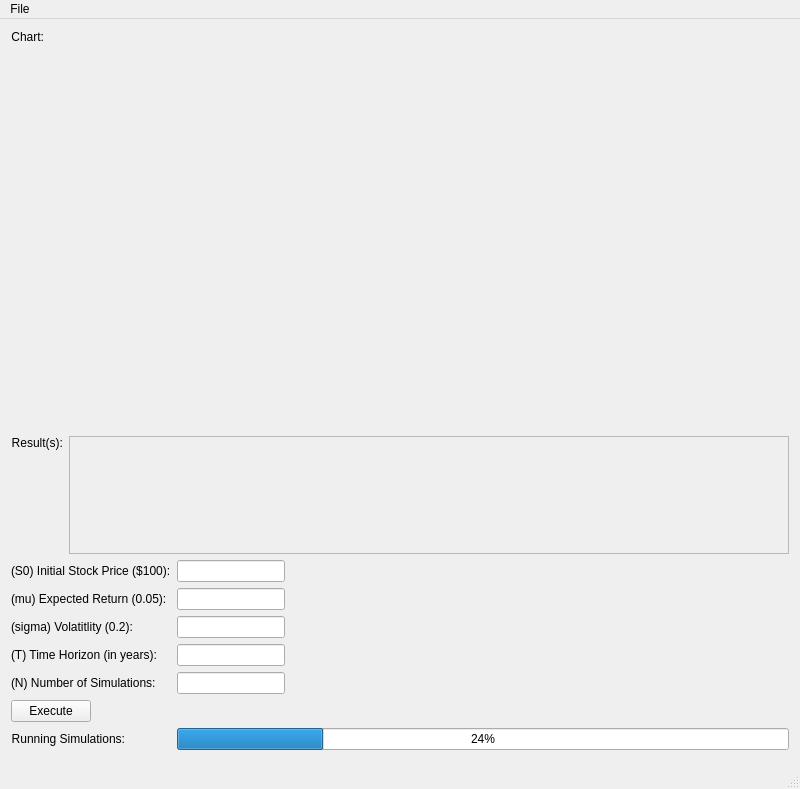
The window that intellicator.ui (davidhaynes6/intellicator) describes before a commit, drawn with Qt 5.
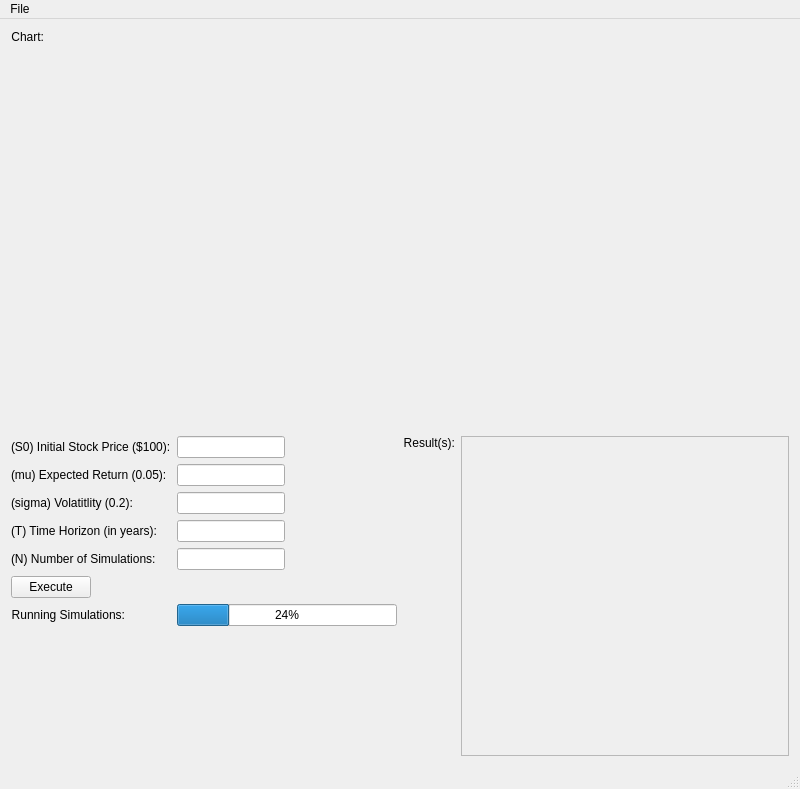
The same window after the commit. Icons and pictures are not drawn.

Commit message: Updated to put result by parameters

```diff
--- a/intellicator.ui
+++ b/intellicator.ui
@@ -35,38 +35,9 @@
    <string>intellicator</string>
   </property>
   <widget class="QWidget" name="centralWidget">
-   <layout class="QVBoxLayout" name="verticalLayout">
-    <item>
+   <layout class="QGridLayout" name="gridLayout">
+    <item row="0" column="0" colspan="2">
      <layout class="QFormLayout" name="formLayout_Result">
-      <item row="1" column="1">
-       <widget class="QTextEdit" name="editResult">
-        <property name="enabled">
-         <bool>false</bool>
-        </property>
-        <property name="minimumSize">
-         <size>
-          <width>300</width>
-          <height>100</height>
-         </size>
-        </property>
-       </widget>
-      </item>
-      <item row="1" column="0">
-       <widget class="QLabel" name="labelResult">
-        <property name="layoutDirection">
-         <enum>Qt::LeftToRight</enum>
-        </property>
-        <property name="text">
-         <string>Result(s):</string>
-        </property>
-        <property name="textFormat">
-         <enum>Qt::MarkdownText</enum>
-        </property>
-        <property name="alignment">
-         <set>Qt::AlignRight|Qt::AlignTop|Qt::AlignTrailing</set>
-        </property>
-       </widget>
-      </item>
       <item row="0" column="0">
        <widget class="QLabel" name="labelChart">
         <property name="text">
@@ -89,28 +60,8 @@
       </item>
      </layout>
     </item>
-    <item>
-     <spacer name="verticalSpacer_Chart">
-      <property name="orientation">
-       <enum>Qt::Vertical</enum>
-      </property>
-      <property name="sizeHint" stdset="0">
-       <size>
-        <width>20</width>
-        <height>40</height>
-       </size>
-      </property>
-     </spacer>
-    </item>
-    <item>
+    <item row="1" column="0">
      <layout class="QFormLayout" name="formLayoutParameters">
-      <item row="0" column="0">
-       <widget class="QLabel" name="labelS0">
-        <property name="text">
-         <string>(S0) Initial Stock Price ($100):</string>
-        </property>
-       </widget>
-      </item>
       <item row="0" column="1">
        <widget class="QLineEdit" name="editInitialPrice">
         <property name="sizePolicy">
@@ -205,19 +156,6 @@
         </property>
        </widget>
       </item>
-      <item row="5" column="1">
-       <spacer name="spacerLineEdits">
-        <property name="orientation">
-         <enum>Qt::Horizontal</enum>
-        </property>
-        <property name="sizeHint" stdset="0">
-         <size>
-          <width>40</width>
-          <height>20</height>
-         </size>
-        </property>
-       </spacer>
-      </item>
       <item row="6" column="0">
        <widget class="QLabel" name="labelSim">
         <property name="text">
@@ -247,6 +185,46 @@
          </size>
         </property>
        </spacer>
+      </item>
+      <item row="0" column="0">
+       <widget class="QLabel" name="labelS0">
+        <property name="text">
+         <string>(S0) Initial Stock Price ($100):</string>
+        </property>
+       </widget>
+      </item>
+     </layout>
+    </item>
+    <item row="1" column="1">
+     <layout class="QHBoxLayout" name="horizontalLayout">
+      <item>
+       <widget class="QLabel" name="labelResult">
+        <property name="layoutDirection">
+         <enum>Qt::LeftToRight</enum>
+        </property>
+        <property name="text">
+         <string>Result(s):</string>
+        </property>
+        <property name="textFormat">
+         <enum>Qt::MarkdownText</enum>
+        </property>
+        <property name="alignment">
+         <set>Qt::AlignRight|Qt::AlignTop|Qt::AlignTrailing</set>
+        </property>
+       </widget>
+      </item>
+      <item>
+       <widget class="QTextEdit" name="editResult">
+        <property name="enabled">
+         <bool>false</bool>
+        </property>
+        <property name="minimumSize">
+         <size>
+          <width>300</width>
+          <height>100</height>
+         </size>
+        </property>
+       </widget>
       </item>
      </layout>
     </item>
```
